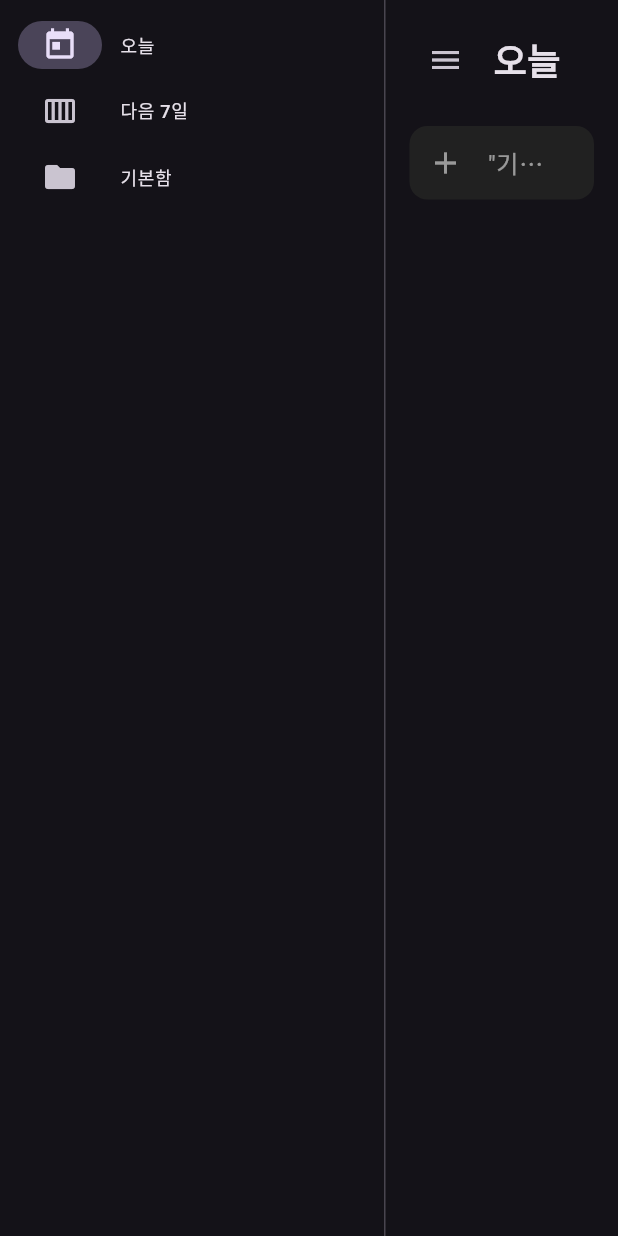
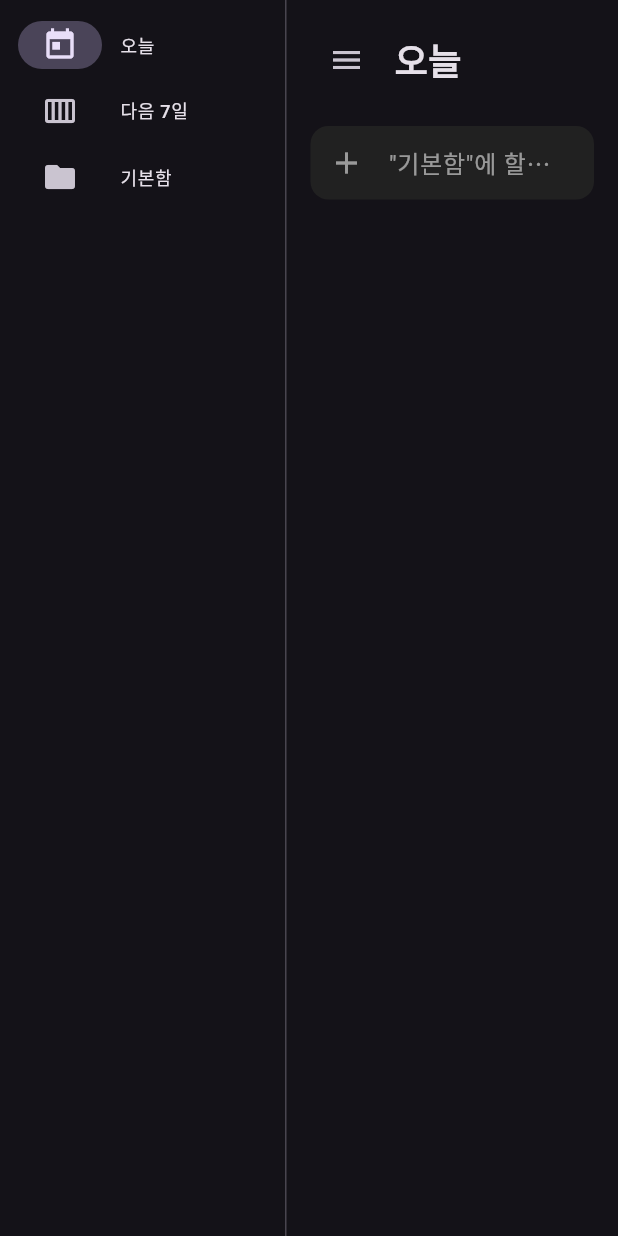
Before and after one commit to minhyeok2487/plan_for_all, a Flutter app: the screen it shows after launch, on a phone screen of 412 x 824 dp. Run offline on Flutter 3.47's test engine with Material 3 defaults, Android fonts, the phone set to English and light mode, and no system bars; our stand-ins replace flutter_dotenv, supabase_flutter; accounts and stored records are empty.

Commit message:
feat: 할일 체크 기능 연동

```diff
--- a/lib/models/task.dart
+++ b/lib/models/task.dart
@@ -3,12 +3,14 @@ class Task {
   final DateTime createdAt;
   final String title;
   final String description;
+  final bool isDone;
 
   Task({
     required this.id,
     required this.createdAt,
     required this.title,
     required this.description,
+    required this.isDone,
   });
 
   factory Task.fromMap(Map<String, dynamic> map) {
@@ -17,6 +19,7 @@ class Task {
       createdAt: DateTime.parse(map['created_at'] as String),
       title: map['title'] as String,
       description: map['description'] as String? ?? '',
+      isDone: map['is_done'] as bool? ?? false,
     );
   }
 
--- a/lib/screens/home_screen.dart
+++ b/lib/screens/home_screen.dart
@@ -3,6 +3,7 @@ import 'package:plan_for_all/services/task_service.dart';
 import 'package:provider/provider.dart';
 import 'package:plan_for_all/widgets/task_input.dart';
 import 'package:plan_for_all/widgets/task_list.dart';
+import 'package:plan_for_all/widgets/main_navigation_rail.dart';
 
 class HomeScreen extends StatefulWidget {
   const HomeScreen({super.key});
@@ -32,17 +33,13 @@ class _HomeScreenState extends State<HomeScreen> {
     return Scaffold(
       body: Row(
         children: [
-          NavigationRail(
-            extended: _isRailExpanded,
+          MainNavigationRail(
+            isExpanded: _isRailExpanded,
             selectedIndex: _selectedIndex,
-            onDestinationSelected: (index) => setState(() => _selectedIndex = index),
-            destinations: const [
-              NavigationRailDestination(icon: Icon(Icons.today), label: Text('오늘')),
-              NavigationRailDestination(icon: Icon(Icons.calendar_view_week), label: Text('다음 7일')),
-              NavigationRailDestination(icon: Icon(Icons.folder), label: Text('기본함')),
-            ],
+            onSelect: (index) => setState(() => _selectedIndex = index),
+            onToggle: () => setState(() => _isRailExpanded = !_isRailExpanded),
           ),
-          const VerticalDivider(width: 1),
+          const VerticalDivider(width: 1, thickness: 1),
           Expanded(
             child: Padding(
               padding: const EdgeInsets.all(16),
@@ -75,6 +72,7 @@ class _HomeScreenState extends State<HomeScreen> {
                     child: TaskList(
                       tasks: taskService.tasks,
                       onDelete: (id) => taskService.deleteTask(id),
+                      onToggleDone: (id) => taskService.toggleTaskDone(id),
                     ),
                   ),
                 ],
--- /dev/null
+++ b/lib/widgets/main_navigation_rail.dart
@@ -0,0 +1,34 @@
+import 'package:flutter/material.dart';
+
+class MainNavigationRail extends StatelessWidget {
+  final bool isExpanded;
+  final int selectedIndex;
+  final void Function(int index) onSelect;
+  final void Function() onToggle;
+
+  const MainNavigationRail({
+    super.key,
+    required this.isExpanded,
+    required this.selectedIndex,
+    required this.onSelect,
+    required this.onToggle,
+  });
+
+  @override
+  Widget build(BuildContext context) {
+    return AnimatedContainer(
+      duration: const Duration(milliseconds: 200),
+      width: isExpanded ? 190 : 72, // 👈 확장 시 너비 커스터마이징
+      child: NavigationRail(
+        extended: isExpanded,
+        selectedIndex: selectedIndex,
+        onDestinationSelected: onSelect,
+        destinations: const [
+          NavigationRailDestination(icon: Icon(Icons.today), label: Text('오늘')),
+          NavigationRailDestination(icon: Icon(Icons.calendar_view_week), label: Text('다음 7일')),
+          NavigationRailDestination(icon: Icon(Icons.folder), label: Text('기본함')),
+        ],
+      ),
+    );
+  }
+}
```
Also changed, not shown: lib/services/task_service.dart (+25 -0 lines), lib/widgets/task_list.dart (+13 -2 lines).
